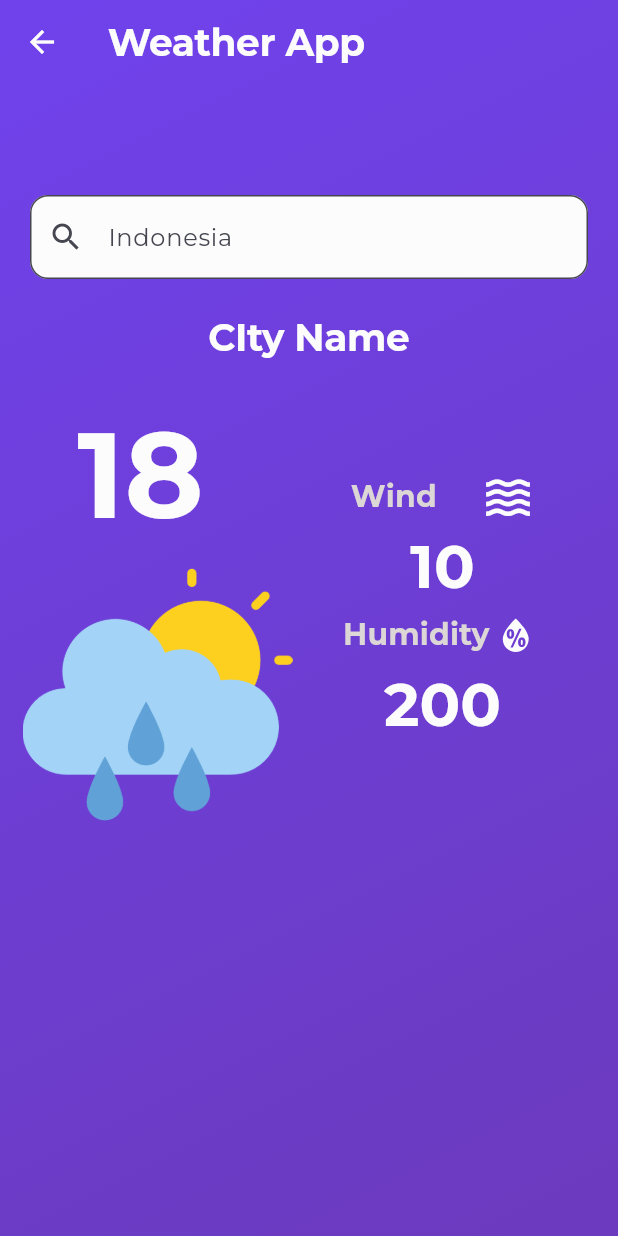
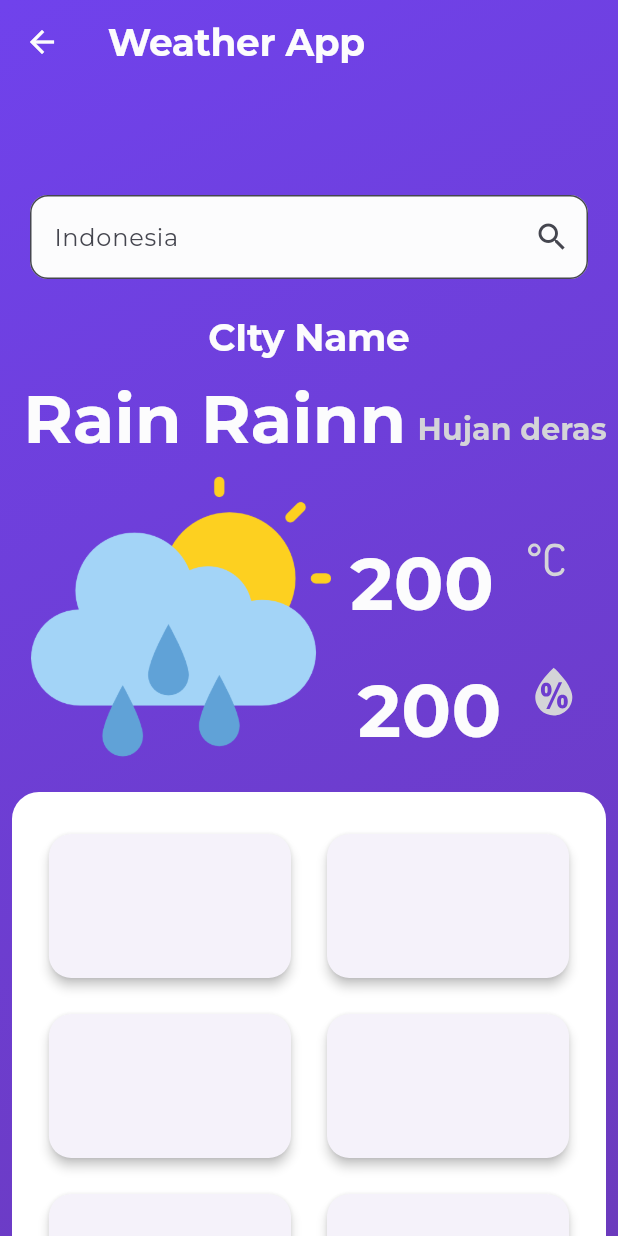
Before and after one commit to RH203/weather-app-flutter, a Flutter app: the WeatherPage screen opened directly, on a phone screen of 412 x 824 dp. Run offline on Flutter 3.47's test engine with Material 3 defaults, Android fonts, the phone set to English and light mode, and no system bars; our stand-ins replace flutter_dotenv, google_fonts, weather_icons.

Commit message:
feat(update): update layout ui weather

```diff
--- a/lib/src/features/weather/weather_page.dart
+++ b/lib/src/features/weather/weather_page.dart
@@ -1,7 +1,7 @@
 import 'package:flutter/material.dart';
+import 'package:weather_app/src/common/card/information_weather_card.dart';
 import 'package:weather_app/src/features/welcome/welcome_page.dart';
 import 'package:weather_icons/weather_icons.dart';
-import 'dart:ui' as ui;
 
 class WeatherPage extends StatefulWidget {
   const WeatherPage({super.key});
@@ -12,6 +12,10 @@ class WeatherPage extends StatefulWidget {
 
 class _WeatherPageState extends State<WeatherPage> {
   var _nameCity;
+
+  void _onTapBottomNavigationBar() {
+    setState(() {});
+  }
 
   @override
   Widget build(BuildContext context) {
@@ -62,7 +66,10 @@ class _WeatherPageState extends State<WeatherPage> {
                     controller: _nameCity,
                     decoration: InputDecoration(
                       hintText: "Indonesia",
-                      prefixIcon: const Icon(Icons.search),
+                      suffixIcon: IconButton(
+                        onPressed: () {},
+                        icon: const Icon(Icons.search),
+                      ),
                       border: OutlineInputBorder(
                         borderRadius: BorderRadius.circular(12),
                       ),
@@ -82,95 +89,49 @@ class _WeatherPageState extends State<WeatherPage> {
                       ),
                 ),
               ),
-              Row(children: [
               Padding(
-                  padding: const EdgeInsets.only(top: 20.0, left: 15.0),
-                  child: SizedBox(
-                    width: 380,
-                    child: Row(
+                padding: const EdgeInsets.only(left: 8, top: 8),
+                child: Column(
                   children: [
-                        SizedBox(
-                          width: 180,
-                          child: Column(
+                    Row(
                       mainAxisAlignment: MainAxisAlignment.spaceEvenly,
                       children: [
                         Text(
-                                "18 ",
+                          "Rain Rainn",
+                          style:
+                              Theme.of(context).textTheme.labelLarge!.copyWith(
+                                    color: const Color(0xffFCFCFD),
+                                    fontSize: 45,
+                                  ),
+                        ),
+                        Padding(
+                          padding: const EdgeInsets.only(top: 15),
+                          child: Text(
+                            "Hujan deras",
                             style: Theme.of(context)
                                 .textTheme
                                 .labelLarge!
                                 .copyWith(
-                                      color: const Color(0xffFCFCFD),
-                                      fontSize: 80,
-                                    ),
-                              ),
-                              Image.asset(
-                                "assets/images/cloudy-sample.png",
-                                width: 180,
-                              ),
-                            ],
-                          ),
-                        ),
-                        Expanded(
-                            child: Column(
-                          mainAxisAlignment: MainAxisAlignment.start,
-                          children: [
-                            Row(
-                              mainAxisAlignment: MainAxisAlignment.center,
-                              children: [
-                                Text(
-                                  "Wind",
-                                  style: Theme.of(context)
-                                      .textTheme
-                                      .labelLarge!
-                                      .copyWith(
-                                        color: const Color.fromARGB(
-                                            255, 220, 214, 214),
+                                  color:
+                                      const Color.fromARGB(255, 212, 212, 216),
                                   fontSize: 20,
                                 ),
-                                ),
-                                const Padding(
-                                  padding: EdgeInsets.only(left: 30),
-                                  child: Icon(
-                                    Icons.waves,
-                                    color: Color(0xffFCFCFD),
-                                    size: 35,
                           ),
                         ),
                       ],
                     ),
-                            Text(
-                              "10",
-                              style: Theme.of(context)
-                                  .textTheme
-                                  .labelLarge!
-                                  .copyWith(
-                                    color: const Color(0xffFCFCFD),
-                                    fontSize: 40,
+                    Row(
+                      mainAxisAlignment: MainAxisAlignment.spaceEvenly,
+                      crossAxisAlignment: CrossAxisAlignment.end,
+                      children: [
+                        Image.asset(
+                          "assets/images/cloudy-sample.png",
+                          width: 200,
                         ),
-                              textAlign: TextAlign.start,
-                            ),
+                        Column(
+                          children: [
                             Row(
-                              mainAxisAlignment: MainAxisAlignment.center,
                               children: [
-                                Text(
-                                  "Humidity",
-                                  style: Theme.of(context)
-                                      .textTheme
-                                      .labelLarge!
-                                      .copyWith(
-                                        color: const Color.fromARGB(
-                                            255, 220, 214, 214),
-                                        fontSize: 20,
-                                      ),
-                                ),
-                                const BoxedIcon(
-                                  WeatherIcons.humidity,
-                                  color: Color(0xffFCFCFD),
-                                  size: 35,
-                                ),
-                              ],
-                            ),
                                 Text(
                                   "200",
                                   style: Theme.of(context)
@@ -178,16 +139,106 @@ class _WeatherPageState extends State<WeatherPage> {
                                       .labelLarge!
                                       .copyWith(
                                         color: const Color(0xffFCFCFD),
-                                    fontSize: 40,
+                                        fontSize: 49,
+                                      ),
+                                  textAlign: TextAlign.center,
+                                ),
+                                const Padding(
+                                  padding:
+                                      EdgeInsets.only(right: 0, bottom: 25),
+                                  child: Icon(
+                                    WeatherIcons.celsius,
+                                    size: 70,
+                                    color: Color.fromARGB(255, 212, 212, 216),
+                                  ),
+                                )
+                              ],
+                            ),
+                            Row(
+                              children: [
+                                Text(
+                                  "200",
+                                  style: Theme.of(context)
+                                      .textTheme
+                                      .labelLarge!
+                                      .copyWith(
+                                        color: const Color(0xffFCFCFD),
+                                        fontSize: 49,
+                                      ),
+                                  textAlign: TextAlign.center,
+                                ),
+                                const Padding(
+                                  padding:
+                                      EdgeInsets.only(left: 10, bottom: 25),
+                                  child: Icon(
+                                    WeatherIcons.humidity,
+                                    size: 50,
+                                    color: Color.fromARGB(255, 212, 212, 216),
+                                  ),
+                                )
+                              ],
+                            )
+                          ],
+                        ),
+                      ],
+                    )
+                  ],
                 ),
               ),
+              Expanded(
+                child: Padding(
+                  padding: const EdgeInsets.only(top: 17, left: 8, right: 8),
+                  child: Container(
+                    width: double.infinity,
+                    height: double.minPositive,
+                    decoration: const BoxDecoration(
+                      color: Colors.white,
+                      borderRadius: BorderRadius.only(
+                        topLeft: Radius.circular(18),
+                        topRight: Radius.circular(18),
+                      ),
+                    ),
+                    child: const CustomScrollView(
+                      slivers: [
+                        SliverPadding(
+                          padding: EdgeInsets.only(
+                            top: 16,
+                            left: 7,
+                            right: 7,
+                          ),
+                        ),
+                        SliverToBoxAdapter(
+                          child: Column(
+                            children: [
+                              Row(
+                                mainAxisAlignment: MainAxisAlignment.center,
+                                children: [
+                                  InformationWeatherCard(),
+                                  InformationWeatherCard()
                                 ],
-                        )),
+                              ),
+                              Row(
+                                mainAxisAlignment: MainAxisAlignment.center,
+                                children: [
+                                  InformationWeatherCard(),
+                                  InformationWeatherCard()
+                                ],
+                              ),
+                              Row(
+                                mainAxisAlignment: MainAxisAlignment.center,
+                                children: [
+                                  InformationWeatherCard(),
+                                  InformationWeatherCard()
+                                ],
+                              ),
+                            ],
+                          ),
+                        ),
                       ],
                     ),
                   ),
                 ),
-              ]),
+              ),
             ],
           ),
         ),
```
Lines whose indentation alone changed are shown as unchanged.
